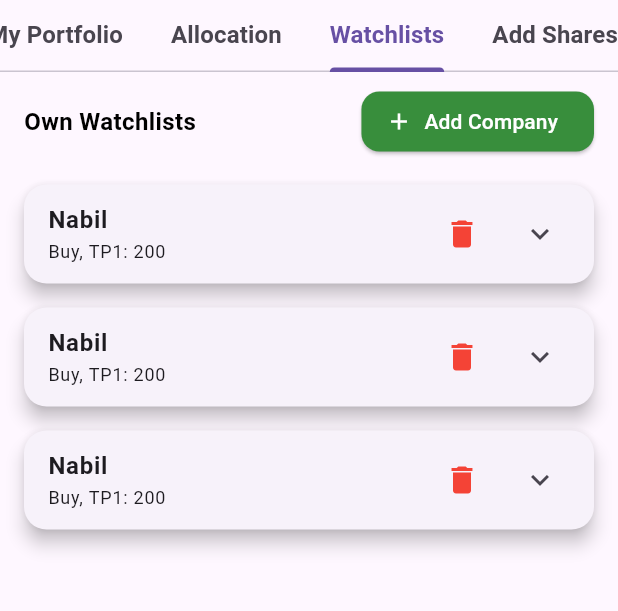
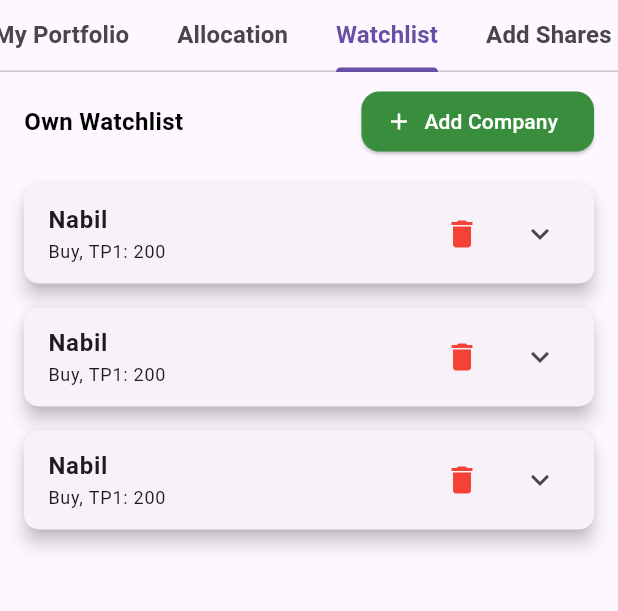
Before and after one commit to KiranJoshi52/nepse_trends, a Flutter app: the PortfolioScreen screen opened by its route, tab 3 chosen, on a phone screen of 412 x 824 dp, the part 84-695 px from its top. Run offline on Flutter 3.47's test engine with Material 3 defaults, Android fonts, the phone set to English and light mode, and no system bars; our stand-ins replace file_picker, firebase_auth, firebase_core, fl_chart, google_sign_in, smooth_page_indicator and 1 more; missing offline and left inert: nepali_date_picker; accounts and stored records are empty.

Commit message:
spellings corrected

```diff
--- a/lib/Screens/Inside Screens/watchlists.dart
+++ b/lib/Screens/Inside Screens/watchlists.dart
@@ -149,7 +149,7 @@ class _WatchlistsState extends State<Watchlists> {
                 mainAxisAlignment: MainAxisAlignment.spaceBetween,
                 children: [
                   const Text(
-                    'Own Watchlists',
+                    'Own Watchlist',
                     style: TextStyle(
                       fontSize: 16, // Smaller font size
                       fontWeight: FontWeight.bold,
@@ -197,7 +197,7 @@ class _WatchlistsState extends State<Watchlists> {
                           margin: const EdgeInsets.symmetric(
                               horizontal: 16, vertical: 8),
                           shape: RoundedRectangleBorder(
-                            borderRadius: BorderRadius.circular(15),
+                            borderRadius: BorderRadius.circular(10),
                           ),
                           child: Theme(
                             data: Theme.of(context)
--- a/lib/Screens/portfolio_screen.dart
+++ b/lib/Screens/portfolio_screen.dart
@@ -68,7 +68,7 @@ class _PortfolioScreenState extends State<PortfolioScreen>
               ),
               Tab(
                 child: Text(
-                  'Watchlists',
+                  'Watchlist',
                   style: TextStyle(fontSize: 16, fontWeight: FontWeight.bold),
                 ),
               ),
```
